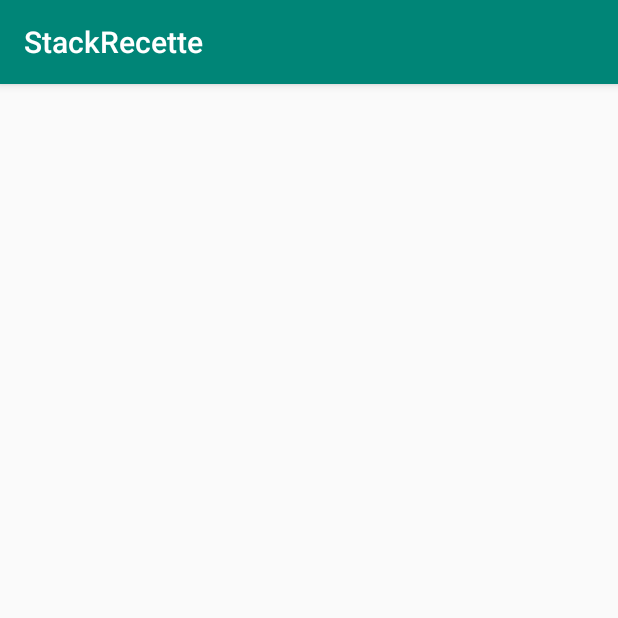
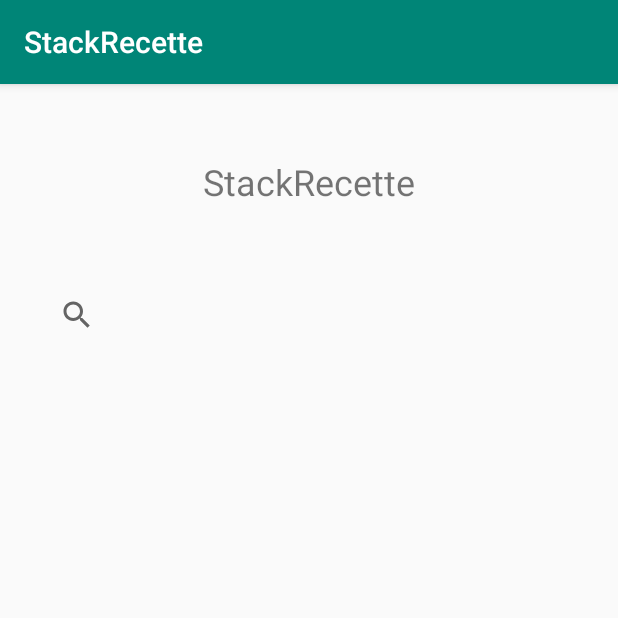
Before and after one commit to rudypflores/StackRecette, an Android app: the MealScreen screen opened directly, with no data from a screen before it, on a phone screen of 412 x 824 dp, the top half of it. Run offline under Robolectric (Android 15) with nearby library versions, the phone set to English and light mode, and no system bars.

Commit message:
finished input form

```diff
--- a/app/build.gradle
+++ b/app/build.gradle
@@ -25,4 +25,5 @@ dependencies {
     testImplementation 'junit:junit:4.12'
     androidTestImplementation 'com.android.support.test:runner:1.0.2'
     androidTestImplementation 'com.android.support.test.espresso:espresso-core:3.0.2'
+    implementation 'com.android.support:design:28.0.0'
 }
--- a/app/src/main/res/layout/activity_meal_screen.xml
+++ b/app/src/main/res/layout/activity_meal_screen.xml
@@ -1,9 +1,38 @@
 <?xml version="1.0" encoding="utf-8"?>
-<android.support.constraint.ConstraintLayout xmlns:android="http://schemas.android.com/apk/res/android"
+<LinearLayout xmlns:android="http://schemas.android.com/apk/res/android"
     xmlns:app="http://schemas.android.com/apk/res-auto"
     xmlns:tools="http://schemas.android.com/tools"
     android:layout_width="match_parent"
     android:layout_height="match_parent"
+    android:orientation="vertical"
     tools:context=".MealScreen">
 
-</android.support.constraint.ConstraintLayout>
+
+    <LinearLayout
+        android:layout_width="match_parent"
+        android:layout_height="130dp"
+        android:gravity="center"
+        android:orientation="vertical">
+
+        <TextView
+            android:id="@+id/textView"
+            android:layout_width="match_parent"
+            android:layout_height="58dp"
+            android:gravity="center"
+            android:text="@string/logo"
+            android:textSize="24sp" />
+
+    </LinearLayout>
+
+    <android.support.design.widget.TextInputLayout
+        android:layout_width="match_parent"
+        android:layout_height="match_parent"
+        android:gravity="center_horizontal">
+
+        <SearchView
+            android:layout_width="357dp"
+            android:layout_height="wrap_content" />
+
+    </android.support.design.widget.TextInputLayout>
+
+</LinearLayout>
--- a/app/src/main/res/values/strings.xml
+++ b/app/src/main/res/values/strings.xml
@@ -1,3 +1,4 @@
 <resources>
     <string name="app_name">StackRecette</string>
+    <string name="logo">StackRecette</string>
 </resources>
```
